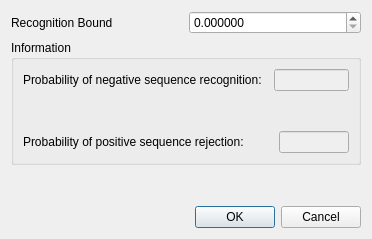
The window that src/plugins/expert_discovery/src/ui/ExpertDiscoverySetupRecBoundDialog.ui (violethaze74/ugene) describes before a commit, drawn with Qt 5.
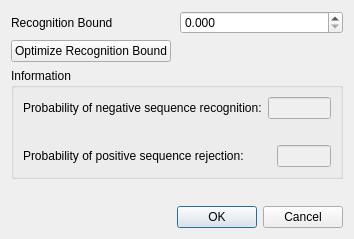
The same window after the commit.

```diff
--- a/src/plugins/expert_discovery/src/ui/ExpertDiscoverySetupRecBoundDialog.ui
+++ b/src/plugins/expert_discovery/src/ui/ExpertDiscoverySetupRecBoundDialog.ui
@@ -9,15 +9,25 @@
    <rect>
     <x>0</x>
     <y>0</y>
-    <width>372</width>
+    <width>304</width>
     <height>239</height>
    </rect>
   </property>
   <property name="windowTitle">
    <string>Setup Recognition Bound</string>
   </property>
-  <layout class="QVBoxLayout" name="verticalLayout">
-   <item>
+  <layout class="QGridLayout" name="gridLayout">
+   <item row="6" column="1">
+    <widget class="QDialogButtonBox" name="buttonBox">
+     <property name="orientation">
+      <enum>Qt::Horizontal</enum>
+     </property>
+     <property name="standardButtons">
+      <set>QDialogButtonBox::Cancel|QDialogButtonBox::Ok</set>
+     </property>
+    </widget>
+   </item>
+   <item row="1" column="0" colspan="2">
     <layout class="QHBoxLayout" name="horizontalLayout">
      <item>
       <widget class="QLabel" name="label">
@@ -35,7 +45,7 @@
         <string/>
        </property>
        <property name="decimals">
-        <number>6</number>
+        <number>3</number>
        </property>
        <property name="maximum">
         <double>999999999.000000000000000</double>
@@ -47,7 +57,7 @@
      </item>
     </layout>
    </item>
-   <item>
+   <item row="3" column="0" colspan="2">
     <widget class="QGroupBox" name="groupBox">
      <property name="title">
       <string>Information</string>
@@ -137,7 +147,7 @@
      </layout>
     </widget>
    </item>
-   <item>
+   <item row="4" column="1">
     <spacer name="verticalSpacer">
      <property name="orientation">
       <enum>Qt::Vertical</enum>
@@ -150,13 +160,23 @@
      </property>
     </spacer>
    </item>
-   <item>
-    <widget class="QDialogButtonBox" name="buttonBox">
+   <item row="2" column="1">
+    <spacer name="horizontalSpacer_3">
      <property name="orientation">
       <enum>Qt::Horizontal</enum>
      </property>
-     <property name="standardButtons">
-      <set>QDialogButtonBox::Cancel|QDialogButtonBox::Ok</set>
+     <property name="sizeHint" stdset="0">
+      <size>
+       <width>40</width>
+       <height>20</height>
+      </size>
+     </property>
+    </spacer>
+   </item>
+   <item row="2" column="0">
+    <widget class="QPushButton" name="optimizeRecognitionBoundButton">
+     <property name="text">
+      <string>Optimize Recognition Bound</string>
      </property>
     </widget>
    </item>
```
Left out of the diff: 28 changed lines with no effect on the pictures.
